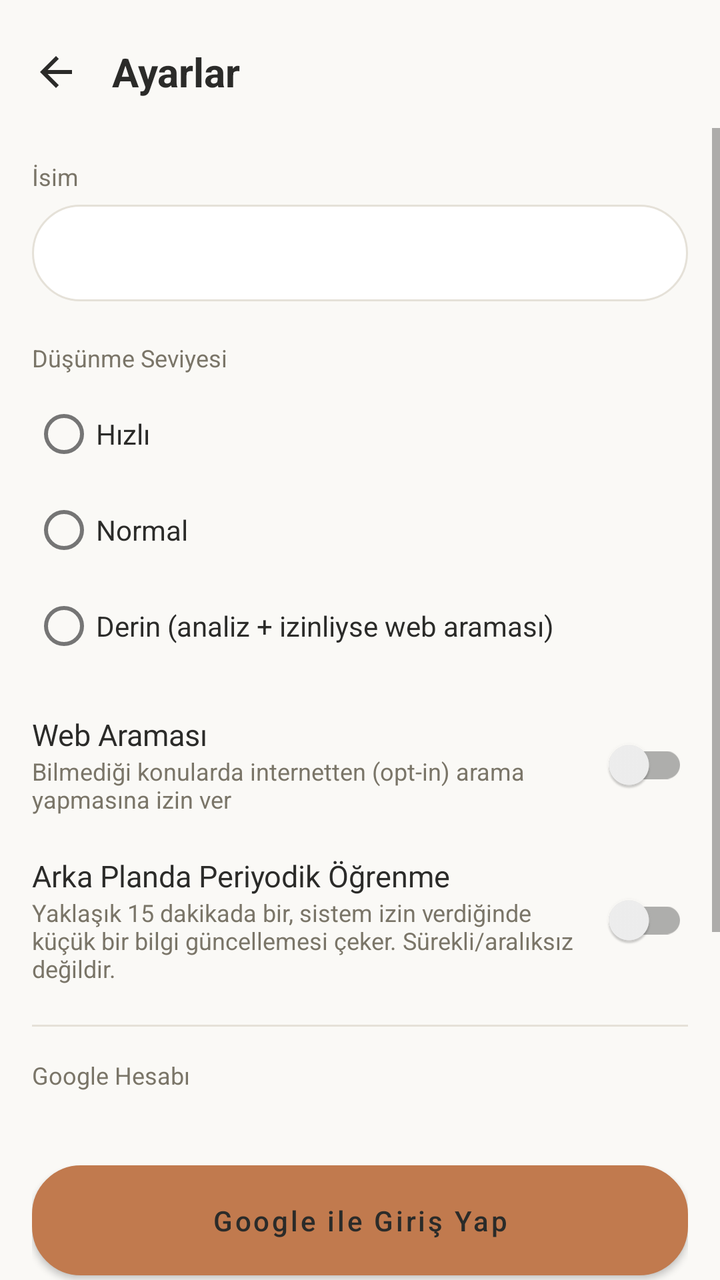
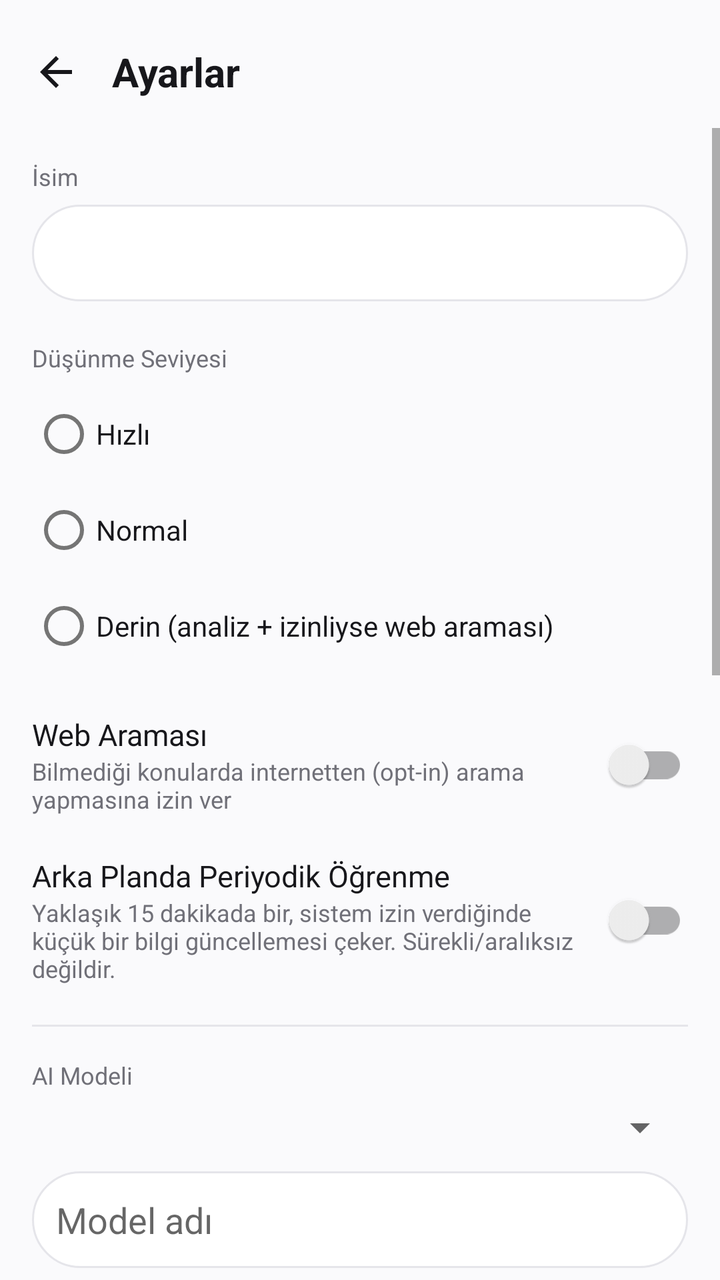

Compare the two renders of this Android layout. The source of the first and the diff that turns it into the second are given below.
<!-- AndroidManifest.xml: activity theme Theme.ZekaTR -->
<!-- res/layout/activity_settings.xml -->
<?xml version="1.0" encoding="utf-8"?>
<LinearLayout xmlns:android="http://schemas.android.com/apk/res/android"
    android:layout_width="match_parent"
    android:layout_height="match_parent"
    android:orientation="vertical"
    android:background="@color/bg_main">

    <LinearLayout
        android:layout_width="match_parent"
        android:layout_height="wrap_content"
        android:orientation="horizontal"
        android:gravity="center_vertical"
        android:paddingHorizontal="8dp"
        android:paddingTop="16dp"
        android:paddingBottom="8dp">

        <ImageButton
            android:id="@+id/btnBack"
            android:layout_width="40dp"
            android:layout_height="40dp"
            android:background="?attr/selectableItemBackgroundBorderless"
            android:src="@drawable/ic_back"
            android:contentDescription="@string/perm_continue" />

        <TextView
            android:layout_width="wrap_content"
            android:layout_height="wrap_content"
            android:layout_marginStart="8dp"
            android:text="@string/settings_title"
            android:textColor="@color/text_primary"
            android:textSize="20sp"
            android:textStyle="bold" />
    </LinearLayout>

    <ScrollView
        android:layout_width="match_parent"
        android:layout_height="match_parent">

        <LinearLayout
            android:layout_width="match_parent"
            android:layout_height="wrap_content"
            android:orientation="vertical"
            android:padding="16dp">

            
            <TextView
                android:layout_width="match_parent"
                android:layout_height="wrap_content"
                android:text="@string/settings_name"
                android:textColor="@color/text_secondary"
                android:textSize="12sp"
                android:layout_marginBottom="6dp" />

            <EditText
                android:id="@+id/editSettingsName"
                android:layout_width="match_parent"
                android:layout_height="wrap_content"
                android:background="@drawable/bg_input"
                android:paddingHorizontal="16dp"
                android:paddingVertical="12dp"
                android:textColor="@color/text_primary"
                android:inputType="textPersonName|textCapWords"
                android:layout_marginBottom="20dp" />

            
            <TextView
                android:layout_width="match_parent"
                android:layout_height="wrap_content"
                android:text="@string/settings_thinking_level"
                android:textColor="@color/text_secondary"
                android:textSize="12sp"
                android:layout_marginBottom="6dp" />

            <RadioGroup
                android:id="@+id/radioThinking"
                android:layout_width="match_parent"
                android:layout_height="wrap_content"
                android:layout_marginBottom="20dp">

                <RadioButton
                    android:id="@+id/radioFast"
                    android:layout_width="match_parent"
                    android:layout_height="wrap_content"
                    android:textColor="@color/text_primary"
                    android:text="@string/settings_thinking_fast" />

                <RadioButton
                    android:id="@+id/radioNormal"
                    android:layout_width="match_parent"
                    android:layout_height="wrap_content"
                    android:textColor="@color/text_primary"
                    android:text="@string/settings_thinking_normal" />

                <RadioButton
                    android:id="@+id/radioDeep"
                    android:layout_width="match_parent"
                    android:layout_height="wrap_content"
                    android:textColor="@color/text_primary"
                    android:text="@string/settings_thinking_deep" />
            </RadioGroup>

            
            <LinearLayout
                android:layout_width="match_parent"
                android:layout_height="wrap_content"
                android:orientation="horizontal"
                android:gravity="center_vertical"
                android:layout_marginBottom="20dp">

                <LinearLayout
                    android:layout_width="0dp"
                    android:layout_height="wrap_content"
                    android:layout_weight="1"
                    android:orientation="vertical">

                    <TextView
                        android:layout_width="match_parent"
                        android:layout_height="wrap_content"
                        android:text="@string/settings_web_search"
                        android:textColor="@color/text_primary"
                        android:textSize="15sp" />

                    <TextView
                        android:layout_width="match_parent"
                        android:layout_height="wrap_content"
                        android:text="@string/settings_web_search_desc"
                        android:textColor="@color/text_secondary"
                        android:textSize="12sp" />
                </LinearLayout>

                <androidx.appcompat.widget.SwitchCompat
                    android:id="@+id/switchWebSearch"
                    android:layout_width="wrap_content"
                    android:layout_height="wrap_content" />
            </LinearLayout>

            
            <LinearLayout
                android:layout_width="match_parent"
                android:layout_height="wrap_content"
                android:orientation="horizontal"
                android:gravity="center_vertical"
                android:layout_marginBottom="20dp">

                <LinearLayout
                    android:layout_width="0dp"
                    android:layout_height="wrap_content"
                    android:layout_weight="1"
                    android:orientation="vertical">

                    <TextView
                        android:layout_width="match_parent"
                        android:layout_height="wrap_content"
                        android:text="@string/settings_bg_refresh"
                        android:textColor="@color/text_primary"
                        android:textSize="15sp" />

                    <TextView
                        android:layout_width="match_parent"
                        android:layout_height="wrap_content"
                        android:text="@string/settings_bg_refresh_desc"
                        android:textColor="@color/text_secondary"
                        android:textSize="12sp" />
                </LinearLayout>

                <androidx.appcompat.widget.SwitchCompat
                    android:id="@+id/switchBgRefresh"
                    android:layout_width="wrap_content"
                    android:layout_height="wrap_content" />
            </LinearLayout>

            <View
                android:layout_width="match_parent"
                android:layout_height="1dp"
                android:background="@color/divider"
                android:layout_marginBottom="16dp" />

            
            <TextView
                android:layout_width="match_parent"
                android:layout_height="wrap_content"
                android:text="@string/settings_google_account"
                android:textColor="@color/text_secondary"
                android:textSize="12sp"
                android:layout_marginBottom="8dp" />

            <TextView
                android:id="@+id/textGoogleStatus"
                android:layout_width="match_parent"
                android:layout_height="wrap_content"
                android:textColor="@color/text_primary"
                android:textSize="14sp"
                android:layout_marginBottom="10dp" />

            <Button
                android:id="@+id/buttonGoogle"
                android:layout_width="match_parent"
                android:layout_height="wrap_content"
                android:background="@drawable/bg_google_button"
                android:drawableStart="@drawable/ic_google"
                android:drawablePadding="10dp"
                android:paddingHorizontal="16dp"
                android:paddingVertical="12dp"
                android:text="@string/settings_sign_in"
                android:textAllCaps="false"
                android:textColor="@color/text_primary"
                android:gravity="center"
                android:layout_marginBottom="20dp" />

            <View
                android:layout_width="match_parent"
                android:layout_height="1dp"
                android:background="@color/divider"
                android:layout_marginBottom="16dp" />

            <Button
                android:id="@+id/buttonEmergency"
                android:layout_width="match_parent"
                android:layout_height="wrap_content"
                android:background="@drawable/bg_input"
                android:text="@string/settings_emergency_numbers"
                android:textAllCaps="false"
                android:textColor="@color/text_primary"
                android:gravity="start|center_vertical"
                android:paddingHorizontal="16dp"
                android:layout_marginBottom="12dp" />

            <Button
                android:id="@+id/buttonClearMemory"
                android:layout_width="match_parent"
                android:layout_height="wrap_content"
                android:background="@drawable/bg_input"
                android:text="@string/settings_clear_memory"
                android:textAllCaps="false"
                android:textColor="@color/danger"
                android:gravity="start|center_vertical"
                android:paddingHorizontal="16dp"
                android:layout_marginBottom="12dp" />

            <TextView
                android:id="@+id/textAbout"
                android:layout_width="match_parent"
                android:layout_height="wrap_content"
                android:layout_marginTop="20dp"
                android:text="@string/settings_about"
                android:textColor="@color/text_secondary"
                android:textSize="12sp"
                android:gravity="center" />
        </LinearLayout>
    </ScrollView>
</LinearLayout>
<!-- resources referenced by this layout -->
<resources>
  <color name="bg_main">#FAF9F6</color>
  <color name="danger">#B3453A</color>
  <color name="divider">#E5E1D8</color>
  <color name="text_primary">#2B2B29</color>
  <color name="text_secondary">#7A7568</color>
  <!-- drawable bg_google_button (drawable) -->
  <?xml version="1.0" encoding="utf-8"?>
  <shape xmlns:android="http://schemas.android.com/apk/res/android">
      <solid android:color="@color/white" />
      <stroke android:width="1dp" android:color="@color/divider" />
      <corners android:radius="24dp" />
  </shape>
  <!-- drawable bg_input (drawable) -->
  <?xml version="1.0" encoding="utf-8"?>
  <shape xmlns:android="http://schemas.android.com/apk/res/android">
      <solid android:color="@color/white" />
      <stroke android:width="1dp" android:color="@color/divider" />
      <corners android:radius="24dp" />
  </shape>
  <!-- drawable ic_back (drawable) -->
  <?xml version="1.0" encoding="utf-8"?>
  <vector xmlns:android="http://schemas.android.com/apk/res/android"
      android:width="24dp"
      android:height="24dp"
      android:viewportWidth="24"
      android:viewportHeight="24"
      android:tint="@color/text_primary">
      <path
          android:fillColor="@android:color/white"
          android:pathData="M20,11H7.83l5.59,-5.59L12,4l-8,8 8,8 1.41,-1.41L7.83,13H20v-2z" />
  </vector>
  <string name="perm_continue">Tamamlandı, Devam Et</string>
  <string name="settings_about">ZekaTR — Muhammed tarafından geliştirildi. Sohbet motoru cihazda çalışır; web araması, önizlemeler, arka plan öğrenme ve Google girişi yalnızca açıkça etkinleştirdiğinde internet kullanır.</string>
  <string name="settings_bg_refresh">Arka Planda Periyodik Öğrenme</string>
  <string name="settings_bg_refresh_desc">Yaklaşık 15 dakikada bir, sistem izin verdiğinde küçük bir bilgi güncellemesi çeker. Sürekli/aralıksız değildir.</string>
  <string name="settings_clear_memory">Hafızayı Temizle</string>
  <string name="settings_emergency_numbers">Acil Durum Numaraları</string>
  <string name="settings_google_account">Google Hesabı</string>
  <string name="settings_name">İsim</string>
  <string name="settings_sign_in">Google ile Giriş Yap</string>
  <string name="settings_thinking_deep">Derin (analiz + izinliyse web araması)</string>
  <string name="settings_thinking_fast">Hızlı</string>
  <string name="settings_thinking_level">Düşünme Seviyesi</string>
  <string name="settings_thinking_normal">Normal</string>
  <string name="settings_title">Ayarlar</string>
  <string name="settings_web_search">Web Araması</string>
  <string name="settings_web_search_desc">Bilmediği konularda internetten (opt-in) arama yapmasına izin ver</string>
  <style name="Theme.ZekaTR" parent="Theme.MaterialComponents.DayNight.NoActionBar">
          <item name="colorPrimary">@color/accent</item>
          <item name="colorPrimaryDark">@color/accent_dark</item>
          <item name="colorAccent">@color/accent</item>
          <item name="android:windowBackground">@color/bg_main</item>
          <item name="android:statusBarColor">@color/bg_main</item>
          <item name="android:windowLightStatusBar" tools:targetApi="m">true</item>
      </style>
  <color name="white">#FFFFFF</color>
  <color name="accent">#C17A4E</color>
  <color name="accent_dark">#A2603A</color>
  <!-- unchanged entries left out for length: 1 -->
</resources>

<!-- the commit's change to res/layout/activity_settings.xml (unified diff, before → after) -->
@@ -169,11 +169,23 @@
                     android:layout_height="wrap_content" />
             </LinearLayout>
 
-            <View
-                android:layout_width="match_parent"
-                android:layout_height="1dp"
-                android:background="@color/divider"
-                android:layout_marginBottom="16dp" />
+            <View android:layout_width="match_parent" android:layout_height="1dp" android:background="@color/divider" android:layout_marginBottom="16dp" />
+
+            <TextView android:layout_width="match_parent" android:layout_height="wrap_content" android:text="AI Modeli" android:textColor="@color/text_secondary" android:textSize="12sp" android:layout_marginBottom="6dp" />
+            <Spinner android:id="@+id/spinnerProvider" android:layout_width="match_parent" android:layout_height="wrap_content" android:layout_marginBottom="10dp" />
+            <EditText android:id="@+id/editModelName" android:layout_width="match_parent" android:layout_height="wrap_content" android:hint="Model adı" android:background="@drawable/bg_input" android:padding="12dp" android:textColor="@color/text_primary" android:layout_marginBottom="10dp" />
+            <EditText android:id="@+id/editModelKey" android:layout_width="match_parent" android:layout_height="wrap_content" android:hint="API anahtarı (cihazda şifreli saklanır)" android:inputType="textPassword" android:background="@drawable/bg_input" android:padding="12dp" android:textColor="@color/text_primary" android:layout_marginBottom="10dp" />
+            <androidx.appcompat.widget.SwitchCompat android:id="@+id/switchModel" android:layout_width="match_parent" android:layout_height="wrap_content" android:text="Seçili AI modelini kullan" android:textColor="@color/text_primary" android:layout_marginBottom="20dp" />
+
+            <LinearLayout android:layout_width="match_parent" android:layout_height="wrap_content" android:orientation="horizontal" android:gravity="center_vertical" android:layout_marginBottom="16dp">
+                <LinearLayout android:layout_width="0dp" android:layout_height="wrap_content" android:layout_weight="1" android:orientation="vertical">
+                    <TextView android:layout_width="match_parent" android:layout_height="wrap_content" android:text="Konum + hava durumu" android:textColor="@color/text_primary" android:textSize="15sp" />
+                    <TextView android:layout_width="match_parent" android:layout_height="wrap_content" android:text="Hava değiştiğinde ve önemli koşullarda bildirim gönderir." android:textColor="@color/text_secondary" android:textSize="12sp" />
+                </LinearLayout>
+                <androidx.appcompat.widget.SwitchCompat android:id="@+id/switchLocation" android:layout_width="wrap_content" android:layout_height="wrap_content" />
+            </LinearLayout>
+
+            <Button android:id="@+id/buttonTraining" android:layout_width="match_parent" android:layout_height="wrap_content" android:text="🧠 Eğitim Merkezi" android:textAllCaps="false" android:background="@drawable/bg_input" android:textColor="@color/text_primary" android:gravity="start|center_vertical" android:padding="14dp" android:layout_marginBottom="20dp" />
 
             
             <TextView
<!-- resource entries referenced after the edit -->
@@ -1,10 +1,10 @@
 <!-- resources referenced by this layout -->
 <resources>
-  <color name="bg_main">#FAF9F6</color>
-  <color name="danger">#B3453A</color>
-  <color name="divider">#E5E1D8</color>
-  <color name="text_primary">#2B2B29</color>
-  <color name="text_secondary">#7A7568</color>
+  <color name="bg_main">#FAFAFC</color>
+  <color name="danger">#D94A4A</color>
+  <color name="divider">#E5E5EA</color>
+  <color name="text_primary">#17171B</color>
+  <color name="text_secondary">#707078</color>
   <!-- drawable bg_google_button (drawable) -->
   <?xml version="1.0" encoding="utf-8"?>
   <shape xmlns:android="http://schemas.android.com/apk/res/android">
@@ -32,7 +32,7 @@
           android:pathData="M20,11H7.83l5.59,-5.59L12,4l-8,8 8,8 1.41,-1.41L7.83,13H20v-2z" />
   </vector>
   <string name="perm_continue">Tamamlandı, Devam Et</string>
-  <string name="settings_about">ZekaTR — Muhammed tarafından geliştirildi. Sohbet motoru cihazda çalışır; web araması, önizlemeler, arka plan öğrenme ve Google girişi yalnızca açıkça etkinleştirdiğinde internet kullanır.</string>
+  <string name="settings_about">ZekaTR — kişisel AI asistanı. Model yönlendirme, streaming, yerel hafıza, web araştırması, dosya analizi, sesli kullanım, cihaz araçları ve bildirim servislerini tek bir Android deneyiminde birleştirir.</string>
   <string name="settings_bg_refresh">Arka Planda Periyodik Öğrenme</string>
   <string name="settings_bg_refresh_desc">Yaklaşık 15 dakikada bir, sistem izin verdiğinde küçük bir bilgi güncellemesi çeker. Sürekli/aralıksız değildir.</string>
   <string name="settings_clear_memory">Hafızayı Temizle</string>
@@ -56,8 +56,8 @@
           <item name="android:windowLightStatusBar" tools:targetApi="m">true</item>
       </style>
   <color name="white">#FFFFFF</color>
-  <color name="accent">#C17A4E</color>
-  <color name="accent_dark">#A2603A</color>
+  <color name="accent">#6B63C6</color>
+  <color name="accent_dark">#5048A6</color>
   <!-- unchanged entries left out for length: 1 -->
 </resources>
 
